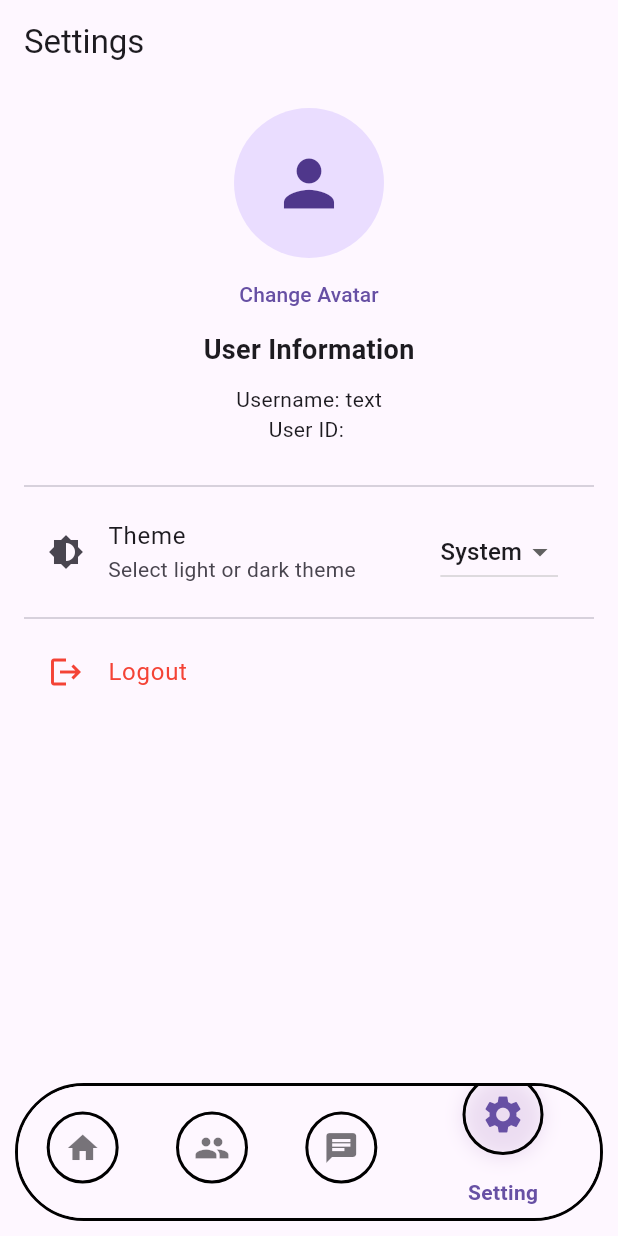
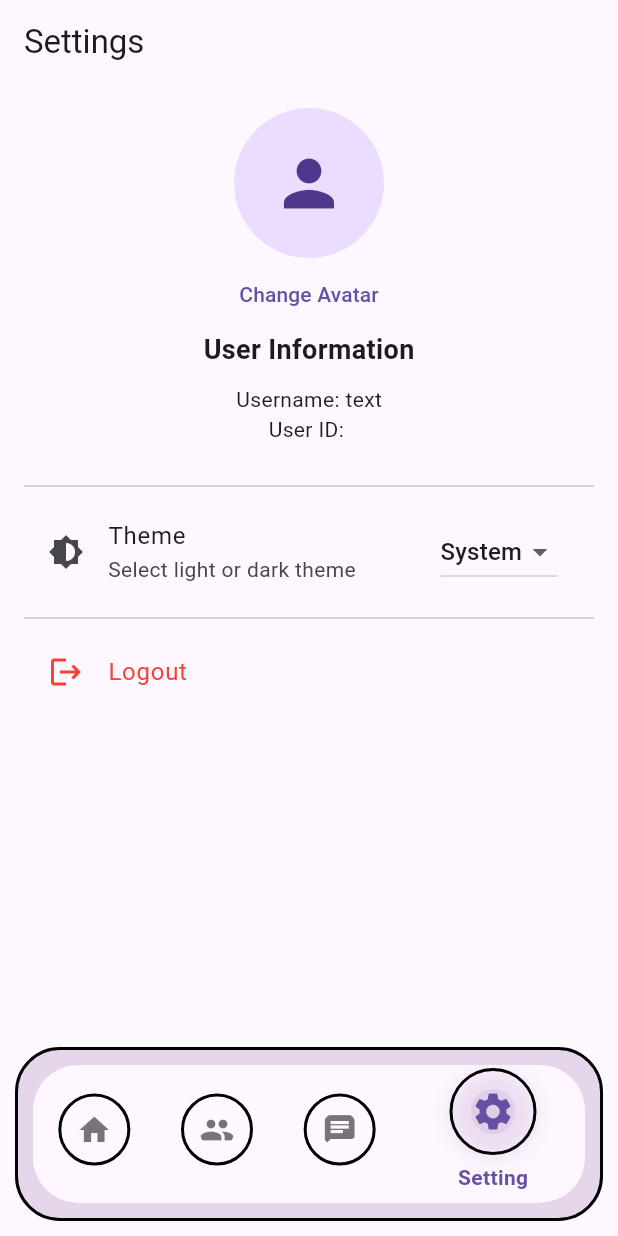
Before and after one commit to CCVpopular/appchatonlinev2, a Flutter app: the MyHomePage screen opened directly with empty values, item 4 of the bottom bar chosen, on a phone screen of 412 x 824 dp. Run offline on Flutter 3.47's test engine with Material 3 defaults, Android fonts, the phone set to English and light mode, and no system bars; our stand-ins replace awesome_notifications, cached_network_image, file_picker, firebase_core, firebase_messaging, image_picker and 3 more; missing offline and left inert: agora_rtc_engine; accounts and stored records are empty; network calls fail.

Commit message:
Update more UI friendScreen

```diff
--- a/lib/screens/home_screen.dart
+++ b/lib/screens/home_screen.dart
@@ -57,24 +57,35 @@ class _MyHomePageState extends State<MyHomePage> {
                 SafeArea(
                   child: Column(
                     children: [
-                      // Sử dụng Container để bọc BottomNavigationBar
                       Container(
                         decoration: BoxDecoration(
-                          color: colorScheme.surface, // Màu nền của Container
+                          color: Theme.of(context).brightness == Brightness.dark
+                              ? Color.fromARGB(
+                                  72, 184, 142, 233) // Màu nền tối: tăng độ rõ
+                              : Color.fromARGB(100, 194, 164,
+                                  204), // Màu nền sáng: tăng độ sáng và rõ hơn
+                          // Màu nền sáng
                           border: Border.all(
-                            color: Colors.black, // Viền đen xung quanh
-                            width: 2, // Độ dày của viền
+                            color:
+                                Theme.of(context).brightness == Brightness.dark
+                                    ? Colors.white // Viền trắng khi chế độ tối
+                                    : Colors.black, // Viền đen khi chế độ sáng
+                            width: 2, // Độ dày viền
                           ),
                           borderRadius:
-                              BorderRadius.circular(200), // Bo góc của nền
+                              BorderRadius.circular(30), // Bo góc nhẹ hơn
                         ),
                         padding: EdgeInsets.symmetric(
-                            vertical: 0), // Padding trên dưới
+                            vertical: 10, horizontal: 10), // Padding trên dưới
                         margin: EdgeInsets.symmetric(
                             horizontal: 10, vertical: 10), // Margin bên ngoài
+                        child: Material(
+                          elevation:
+                              0, // Tạo hiệu ứng nổi cho toàn bộ BottomNavigationBar
+                          color: Colors.transparent, // Đảm bảo nền trong suốt
                           child: ClipRRect(
                             borderRadius: BorderRadius.circular(
-                              150), // Bo góc cho cả BottomNavigationBar
+                                30), // Bo góc cho cả BottomNavigationBar
                             child: BottomNavigationBar(
                               items: [
                                 BottomNavigationBarItem(
@@ -99,9 +110,9 @@ class _MyHomePageState extends State<MyHomePage> {
                                   .primary, // Màu của icon khi được chọn
                               unselectedItemColor:
                                   colorScheme.onSurface.withOpacity(0.6),
-                            backgroundColor:
-                                Colors.transparent, // Bỏ nền mặc định
-                            showSelectedLabels: true, // Hiển thị nhãn khi chọn
+                              backgroundColor: null, // Bỏ nền mặc định
+                              showSelectedLabels:
+                                  true, // Hiển thị nhãn khi chọn
                               showUnselectedLabels:
                                   false, // Ẩn nhãn khi không chọn
                               onTap: (value) {
@@ -122,6 +133,7 @@ class _MyHomePageState extends State<MyHomePage> {
                                   14, // Chỉnh kích thước font khi chọn
                               unselectedFontSize:
                                   12, // Chỉnh kích thước font khi không chọn
+                            ),
                           ),
                         ),
                       ),
@@ -196,7 +208,7 @@ class _MyHomePageState extends State<MyHomePage> {
     return AnimatedContainer(
       duration: Duration(milliseconds: 300),
       transform: isSelected
-          ? Matrix4.translationValues(0, -15, 0)
+          ? Matrix4.translationValues(0, -5, 0)
           : Matrix4.identity(), // Lệch lên khi chọn
       decoration: BoxDecoration(
         shape: BoxShape.circle,
@@ -218,14 +230,27 @@ class _MyHomePageState extends State<MyHomePage> {
               ]
             : [],
       ),
-      padding: EdgeInsets.all(10),
+      padding: EdgeInsets.all(
+          isSelected ? 12 : 10), // Thêm khoảng cách cho viền khi chọn
+      child: ClipOval(
+        child: Container(
+          color: isSelected
+              ? Theme.of(context)
+                  .colorScheme
+                  .primary
+                  .withOpacity(0.1) // Tạo nền mờ khi chọn
+              : Colors.transparent, // Không có nền khi không chọn
           child: Icon(
             icon,
-        size: isSelected ? 30 : 24,
+            size: isSelected
+                ? 30
+                : 24, // Kích thước của icon khi chọn và không chọn
             color: isSelected
                 ? Theme.of(context).colorScheme.primary
                 : Theme.of(context).colorScheme.onSurface.withOpacity(0.6),
           ),
+        ),
+      ),
     );
   }
 }
```
Lines whose indentation alone changed are shown as unchanged.
